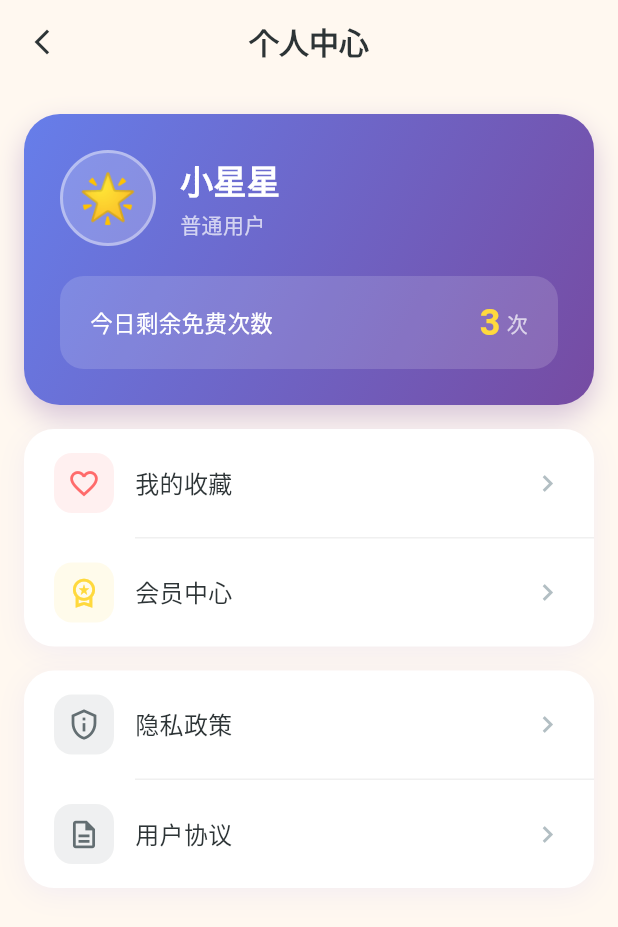
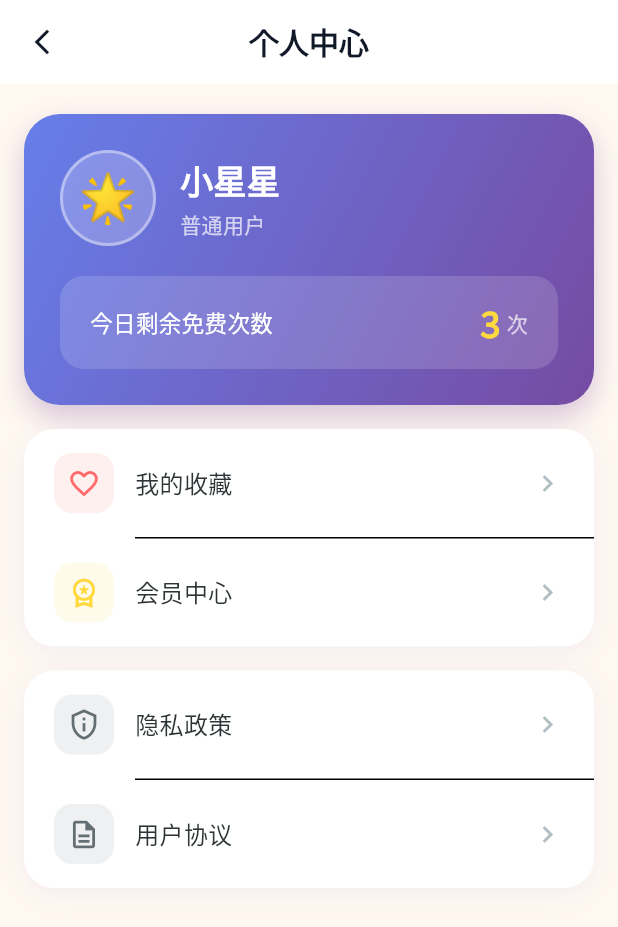
Before and after one commit to boye1026/ai_bedtime_story_app, a Flutter app: the screen it shows after launch, after a tap on the "person outline" icon, on a phone screen of 412 x 824 dp. Shown: the top 927 px of the screen. Run offline on Flutter 3.47's test engine with Material 3 defaults, Android fonts, the phone set to English and light mode, and no system bars; our stand-ins replace flutter_tts, google_fonts, shared_preferences; accounts and stored records are empty.

Commit message:
Update app_theme.dart

```diff
--- a/mobile/lib/theme/app_theme.dart
+++ b/mobile/lib/theme/app_theme.dart
@@ -1,233 +1,242 @@
 import 'package:flutter/material.dart';
 import 'package:google_fonts/google_fonts.dart';
-import 'app_colors.dart';
 
-/// 应用主题配置
-/// 定义了整个应用的视觉风格，采用温馨童趣的设计语言
 class AppTheme {
-  AppTheme._(); // 私有构造函数，防止实例化
+  // 颜色定义
+  static const Color primaryColor = Color(0xFF6366F1);
+  static const Color secondaryColor = Color(0xFF8B5CF6);
+  static const Color accentColor = Color(0xFF06B6D4);
+  static const Color successColor = Color(0xFF10B981);
+  static const Color warningColor = Color(0xFFF59E0B);
+  static const Color errorColor = Color(0xFFEF4444);
 
-  /// 浅色主题
-  static ThemeData get lightTheme {
-    return ThemeData(
-      useMaterial3: true,
-      colorSchemeSeed: AppColors.primary,
+  // 背景色
+  static const Color lightBackground = Color(0xFFF9FAFB);
+  static const Color darkBackground = Color(0xFF1F2937);
+
+  // 文本色
+  static const Color lightText = Color(0xFF111827);
+  static const Color darkText = Color(0xFFF3F4F6);
+  static const Color lightSecondaryText = Color(0xFF6B7280);
+  static const Color darkSecondaryText = Color(0xFF9CA3AF);
+
+  // 亮色主题
+  static ThemeData lightTheme = ThemeData(
     brightness: Brightness.light,
-      scaffoldBackgroundColor: AppColors.background,
-
-      // ========== 应用栏主题 ==========
+    primaryColor: primaryColor,
+    scaffoldBackgroundColor: lightBackground,
+    colorScheme: const ColorScheme.light(
+      primary: primaryColor,
+      secondary: secondaryColor,
+      tertiary: accentColor,
+      error: errorColor,
+      success: successColor,
+    ),
+    fontFamily: GoogleFonts.notoSansSc().fontFamily,
     appBarTheme: const AppBarTheme(
-        backgroundColor: Colors.transparent,
       elevation: 0,
       centerTitle: true,
-        iconTheme: IconThemeData(color: AppColors.textPrimary),
+      backgroundColor: Colors.white,
+      foregroundColor: lightText,
       titleTextStyle: TextStyle(
-          color: AppColors.textPrimary,
+        color: lightText,
         fontSize: 20,
-          fontWeight: FontWeight.bold,
+        fontWeight: FontWeight.w600,
       ),
     ),
-
-      // ========== 文字主题 ==========
-      textTheme: GoogleFonts.notoSansSC(
-        _buildTextTheme(),
-      ).copyWith(
-        // 使用圆体风格
-        displayLarge: GoogleFonts.zcoolKuaiLe(
-          const TextStyle(
-            fontSize: 32,
-            fontWeight: FontWeight.bold,
-            color: AppColors.textPrimary,
+    elevatedButtonTheme: ElevatedButtonThemeData(
+      style: ElevatedButton.styleFrom(
+        backgroundColor: primaryColor,
+        foregroundColor: Colors.white,
+        minimumSize: const Size(double.infinity, 48),
+        shape: RoundedRectangleBorder(
+          borderRadius: BorderRadius.circular(12),
         ),
-        ),
-        headlineMedium: GoogleFonts.zcoolKuaiLe(
-          const TextStyle(
-            fontSize: 24,
-            fontWeight: FontWeight.bold,
-            color: AppColors.textPrimary,
-          ),
-        ),
-        headlineSmall: GoogleFonts.zcoolKuaiLe(
-          const TextStyle(
-            fontSize: 20,
-            fontWeight: FontWeight.w600,
-            color: AppColors.textPrimary,
+        textStyle: GoogleFonts.notoSansSc(
+          fontSize: 16,
+          fontWeight: FontWeight.w500,
         ),
       ),
     ),
-
-      // ========== 卡片主题 ==========
-      cardTheme: CardTheme(
-        color: AppColors.cardBackground,
-        elevation: 0,
-        shape: RoundedRectangleBorder(
-          borderRadius: BorderRadius.circular(20),
-        ),
-        margin: const EdgeInsets.symmetric(horizontal: 16, vertical: 8),
-      ),
-
-      // ========== 按钮主题 ==========
-      elevatedButtonTheme: ElevatedButtonThemeData(
-        style: ElevatedButton.styleFrom(
-          backgroundColor: AppColors.primary,
-          foregroundColor: Colors.white,
-          elevation: 0,
-          padding: const EdgeInsets.symmetric(horizontal: 32, vertical: 16),
-          shape: RoundedRectangleBorder(
-            borderRadius: BorderRadius.circular(24),
-          ),
-          textStyle: const TextStyle(
-            fontSize: 18,
-            fontWeight: FontWeight.bold,
+    textButtonTheme: TextButtonThemeData(
+      style: TextButton.styleFrom(
+        foregroundColor: primaryColor,
+        textStyle: GoogleFonts.notoSansSc(
+          fontSize: 14,
+          fontWeight: FontWeight.w500,
         ),
       ),
     ),
+    inputDecorationTheme: InputDecorationTheme(
+      filled: true,
+      fillColor: Colors.white,
+      border: OutlineInputBorder(
+        borderRadius: BorderRadius.circular(12),
+        borderSide: const BorderSide(color: Colors.grey, width: 1),
+      ),
+      enabledBorder: OutlineInputBorder(
+        borderRadius: BorderRadius.circular(12),
+        borderSide: const BorderSide(color: Colors.grey, width: 1),
+      ),
+      focusedBorder: OutlineInputBorder(
+        borderRadius: BorderRadius.circular(12),
+        borderSide: const BorderSide(color: primaryColor, width: 2),
+      ),
+      contentPadding: const EdgeInsets.symmetric(horizontal: 16, vertical: 14),
+    ),
+    cardTheme: CardTheme(
+      elevation: 2,
+      shape: RoundedRectangleBorder(
+        borderRadius: BorderRadius.circular(16),
+      ),
+      color: Colors.white,
+    ),
+    textTheme: TextTheme(
+      displayLarge: GoogleFonts.notoSansSc(
+        fontSize: 32,
+        fontWeight: FontWeight.bold,
+        color: lightText,
+      ),
+      displayMedium: GoogleFonts.notoSansSc(
+        fontSize: 28,
+        fontWeight: FontWeight.bold,
+        color: lightText,
+      ),
+      displaySmall: GoogleFonts.notoSansSc(
+        fontSize: 24,
+        fontWeight: FontWeight.bold,
+        color: lightText,
+      ),
+      headlineLarge: GoogleFonts.notoSansSc(
+        fontSize: 20,
+        fontWeight: FontWeight.w600,
+        color: lightText,
+      ),
+      headlineMedium: GoogleFonts.notoSansSc(
+        fontSize: 18,
+        fontWeight: FontWeight.w600,
+        color: lightText,
+      ),
+      titleLarge: GoogleFonts.notoSansSc(
+        fontSize: 16,
+        fontWeight: FontWeight.w600,
+        color: lightText,
+      ),
+      bodyLarge: GoogleFonts.notoSansSc(
+        fontSize: 16,
+        fontWeight: FontWeight.normal,
+        color: lightText,
+      ),
+      bodyMedium: GoogleFonts.notoSansSc(
+        fontSize: 14,
+        fontWeight: FontWeight.normal,
+        color: lightText,
+      ),
+      bodySmall: GoogleFonts.notoSansSc(
+        fontSize: 12,
+        fontWeight: FontWeight.normal,
+        color: lightSecondaryText,
+      ),
+      labelLarge: GoogleFonts.notoSansSc(
+        fontSize: 14,
+        fontWeight: FontWeight.w500,
+        color: lightText,
+      ),
+    ),
+  );
 
-      textButtonTheme: TextButtonThemeData(
-        style: TextButton.styleFrom(
-          foregroundColor: AppColors.primary,
-          textStyle: const TextStyle(
-            fontSize: 16,
+  // 暗色主题
+  static ThemeData darkTheme = ThemeData(
+    brightness: Brightness.dark,
+    primaryColor: primaryColor,
+    scaffoldBackgroundColor: darkBackground,
+    colorScheme: const ColorScheme.dark(
+      primary: primaryColor,
+      secondary: secondaryColor,
+      tertiary: accentColor,
+      error: errorColor,
+      success: successColor,
+    ),
+    fontFamily: GoogleFonts.notoSansSc().fontFamily,
+    appBarTheme: AppBarTheme(
+      elevation: 0,
+      centerTitle: true,
+      backgroundColor: darkBackground,
+      foregroundColor: darkText,
+      titleTextStyle: GoogleFonts.notoSansSc(
+        color: darkText,
+        fontSize: 20,
         fontWeight: FontWeight.w600,
       ),
     ),
+    elevatedButtonTheme: ElevatedButtonThemeData(
+      style: ElevatedButton.styleFrom(
+        backgroundColor: primaryColor,
+        foregroundColor: Colors.white,
+        minimumSize: const Size(double.infinity, 48),
+        shape: RoundedRectangleBorder(
+          borderRadius: BorderRadius.circular(12),
         ),
-
-      outlinedButtonTheme: OutlinedButtonThemeData(
-        style: OutlinedButton.styleFrom(
-          foregroundColor: AppColors.primary,
-          side: const BorderSide(color: AppColors.primary, width: 2),
-          padding: const EdgeInsets.symmetric(horizontal: 24, vertical: 12),
-          shape: RoundedRectangleBorder(
-            borderRadius: BorderRadius.circular(20),
-          ),
-          textStyle: const TextStyle(
+        textStyle: GoogleFonts.notoSansSc(
           fontSize: 16,
-            fontWeight: FontWeight.w600,
+          fontWeight: FontWeight.w500,
         ),
       ),
     ),
-
-      // ========== 输入框主题 ==========
-      inputDecorationTheme: InputDecorationTheme(
-        filled: true,
-        fillColor: AppColors.cardBackground,
-        contentPadding:
-            const EdgeInsets.symmetric(horizontal: 20, vertical: 16),
-        border: OutlineInputBorder(
+    cardTheme: CardTheme(
+      elevation: 2,
+      shape: RoundedRectangleBorder(
         borderRadius: BorderRadius.circular(16),
-          borderSide: BorderSide.none,
       ),
-        enabledBorder: OutlineInputBorder(
-          borderRadius: BorderRadius.circular(16),
-          borderSide: const BorderSide(color: Color(0xFFE0E0E0)),
+      color: const Color(0xFF374151),
     ),
-        focusedBorder: OutlineInputBorder(
-          borderRadius: BorderRadius.circular(16),
-          borderSide: const BorderSide(color: AppColors.primary, width: 2),
+    textTheme: TextTheme(
+      displayLarge: GoogleFonts.notoSansSc(
+        fontSize: 32,
+        fontWeight: FontWeight.bold,
+        color: darkText,
       ),
-        hintStyle: const TextStyle(
-          color: AppColors.textHint,
+      displayMedium: GoogleFonts.notoSansSc(
+        fontSize: 28,
+        fontWeight: FontWeight.bold,
+        color: darkText,
+      ),
+      displaySmall: GoogleFonts.notoSansSc(
+        fontSize: 24,
+        fontWeight: FontWeight.bold,
+        color: darkText,
+      ),
+      headlineLarge: GoogleFonts.notoSansSc(
+        fontSize: 20,
+        fontWeight: FontWeight.w600,
+        color: darkText,
+      ),
+      bodyLarge: GoogleFonts.notoSansSc(
         fontSize: 16,
+        fontWeight: FontWeight.normal,
+        color: darkText,
       ),
-        labelStyle: const TextStyle(
-          color: AppColors.textSecondary,
-          fontSize: 16,
+      bodyMedium: GoogleFonts.notoSansSc(
+        fontSize: 14,
+        fontWeight: FontWeight.normal,
+        color: darkText,
       ),
+      bodySmall: GoogleFonts.notoSansSc(
+        fontSize: 12,
+        fontWeight: FontWeight.normal,
+        color: darkSecondaryText,
       ),
-
-      // ========== Chip主题 ==========
-      chipTheme: ChipThemeData(
-        backgroundColor: AppColors.secondaryBackground,
-        selectedColor: AppColors.primary.withOpacity(0.15),
-        labelStyle: const TextStyle(
-          color: AppColors.textPrimary,
-          fontSize: 14,
-          fontWeight: FontWeight.w500,
-        ),
-        secondaryLabelStyle: const TextStyle(
-          color: Colors.white,
-          fontSize: 14,
-          fontWeight: FontWeight.w600,
-        ),
-        padding: const EdgeInsets.symmetric(horizontal: 12, vertical: 8),
-        shape: RoundedRectangleBorder(
-          borderRadius: BorderRadius.circular(20),
-        ),
-        side: BorderSide.none,
-      ),
-
-      // ========== 底部导航栏主题 ==========
-      bottomNavigationBarTheme: const BottomNavigationBarThemeData(
-        backgroundColor: AppColors.cardBackground,
-        selectedItemColor: AppColors.primary,
-        unselectedItemColor: AppColors.textHint,
-        type: BottomNavigationBarType.fixed,
-        elevation: 8,
-        selectedLabelStyle: TextStyle(fontSize: 12, fontWeight: FontWeight.w600),
-        unselectedLabelStyle: TextStyle(fontSize: 12),
-      ),
-
-      // ========== 分割线主题 ==========
-      dividerTheme: const DividerThemeData(
-        color: Color(0xFFF0F0F0),
-        thickness: 1,
-        space: 1,
-      ),
-
-      // ========== Snackbar主题 ==========
-      snackBarTheme: SnackBarThemeData(
-        backgroundColor: AppColors.textPrimary,
-        behavior: SnackBarBehavior.floating,
-        shape: RoundedRectangleBorder(
-          borderRadius: BorderRadius.circular(12),
-        ),
-        contentTextStyle: const TextStyle(fontSize: 14),
     ),
   );
 }
 
-  /// 构建基础文字主题
-  static TextTheme _buildTextTheme() {
-    return const TextTheme(
-      displayLarge: TextStyle(fontSize: 32, fontWeight: FontWeight.bold),
-      displayMedium: TextStyle(fontSize: 28, fontWeight: FontWeight.bold),
-      displaySmall: TextStyle(fontSize: 24, fontWeight: FontWeight.bold),
-      headlineMedium: TextStyle(fontSize: 20, fontWeight: FontWeight.w600),
-      headlineSmall: TextStyle(fontSize: 18, fontWeight: FontWeight.w600),
-      titleLarge: TextStyle(fontSize: 18, fontWeight: FontWeight.w600),
-      titleMedium: TextStyle(fontSize: 16, fontWeight: FontWeight.w500),
-      titleSmall: TextStyle(fontSize: 14, fontWeight: FontWeight.w500),
-      bodyLarge: TextStyle(fontSize: 18, height: 1.8),
-      bodyMedium: TextStyle(fontSize: 16, height: 1.6),
-      bodySmall: TextStyle(fontSize: 14, height: 1.5),
-      labelLarge: TextStyle(fontSize: 16, fontWeight: FontWeight.w600),
-      labelMedium: TextStyle(fontSize: 14, fontWeight: FontWeight.w500),
-      labelSmall: TextStyle(fontSize: 12, fontWeight: FontWeight.w500),
-    );
+// 颜色扩展
+extension AppColors on ColorScheme {
+  Color get success => brightness == Brightness.light
+      ? const Color(0xFF10B981)
+      : const Color(0xFF34D399);
+
+  Color get warning => brightness == Brightness.light
+      ? const Color(0xFFF59E0B)
+      : const Color(0xFFFBBF24);
 }
-
-  // ========== 常用装饰样式 ==========
-
-  /// 主按钮渐变装饰
-  static BoxDecoration get primaryButtonDecoration => BoxDecoration(
-        gradient: AppColors.primaryGradient,
-        borderRadius: BorderRadius.circular(24),
-        boxShadow: AppColors.buttonShadow,
-      );
-
-  /// 卡片装饰
-  static BoxDecoration get cardDecoration => BoxDecoration(
-        color: AppColors.cardBackground,
-        borderRadius: BorderRadius.circular(20),
-        boxShadow: AppColors.cardShadow,
-      );
-
-  /// 选中卡片装饰
-  static BoxDecoration get selectedCardDecoration => BoxDecoration(
-        color: AppColors.primary.withOpacity(0.08),
-        borderRadius: BorderRadius.circular(20),
-        border: Border.all(color: AppColors.primary, width: 2),
-        boxShadow: AppColors.cardShadow,
-      );
-}
```
Lines whose indentation alone changed are shown as unchanged.
